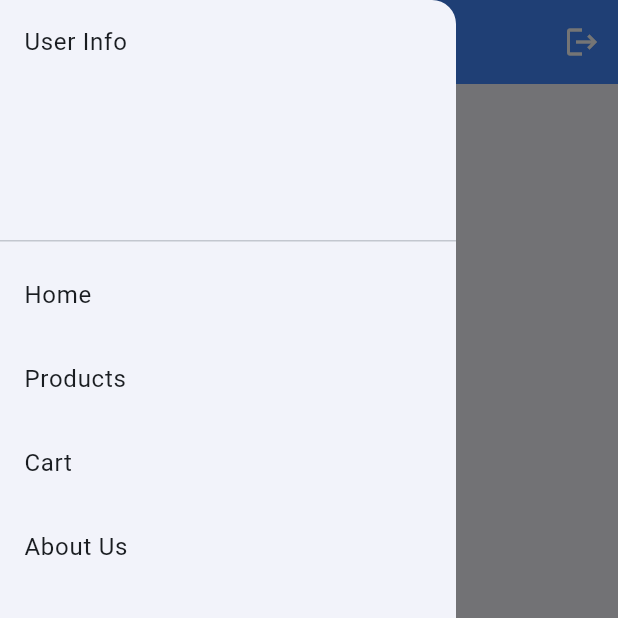
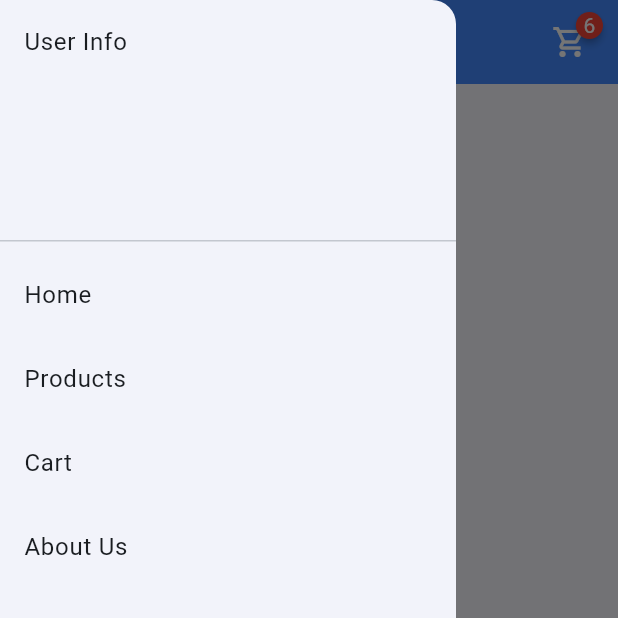
Before and after one commit to JohnWong1429/flutter_e_commerce_app, a Flutter app: the HomePage screen opened by its route, with the side drawer open, on a phone screen of 412 x 824 dp, the top half of it. Run offline on Flutter 3.47's test engine with Material 2 defaults, Android fonts, the phone set to English and light mode, and no system bars; drawn by our look-alikes of badges; our stand-ins replace flutter_keyboard_visibility.

Commit message:
Add cart icon to HomePage and add CartPage

```diff
--- a/lib/main.dart
+++ b/lib/main.dart
@@ -1,5 +1,6 @@
 import 'package:flutter/material.dart';
 import 'package:flutter_keyboard_visibility/flutter_keyboard_visibility.dart';
+import 'package:my_e_commerce_app/pages/cart_page.dart';
 import 'package:my_e_commerce_app/pages/home_page.dart';
 import 'package:my_e_commerce_app/pages/login_page.dart';
 
@@ -23,6 +24,7 @@ class MyApp extends StatelessWidget {
         routes: {
           HomePage.routeName: (_) => const HomePage(),
           LoginPage.routeName: (_) => const LoginPage(),
+          CartPage.routeName: (_) => const CartPage(),
         },
       ),
     );
--- a/lib/pages/home_page.dart
+++ b/lib/pages/home_page.dart
@@ -1,6 +1,7 @@
 import 'package:flutter/material.dart';
-import 'package:my_e_commerce_app/pages/login_page.dart';
+import 'package:my_e_commerce_app/pages/cart_page.dart';
 import 'package:my_e_commerce_app/widgets/sidebar.dart';
+import 'package:badges/badges.dart' as badges;
 
 class HomePage extends StatelessWidget {
   const HomePage({super.key});
@@ -23,14 +24,31 @@ class HomePage extends StatelessWidget {
         centerTitle: true,
         backgroundColor: Colors.blueAccent,
         actions: [
-          IconButton(
-            onPressed: () {
-              Navigator.of(context).pushNamed(LoginPage.routeName);
-            },
-            icon: const Icon(
-              Icons.logout,
+          Padding(
+            padding: const EdgeInsets.only(
+              right: 8,
             ),
-          ),
+            child: IconButton(
+                onPressed: () {
+                  Navigator.of(context).pushNamed(CartPage.routeName);
+                },
+                icon: badges.Badge(
+                  badgeContent: const Text(
+                    '6',
+                    style: TextStyle(
+                      color: Colors.white,
+                      fontSize:
+                          null, //two digits = fontsize 10, one digit = null
+                    ),
+                  ),
+                  position: badges.BadgePosition.topEnd(
+                    top: -14,
+                  ),
+                  child: const Icon(
+                    Icons.shopping_cart_outlined,
+                  ),
+                )),
+          )
         ],
       ),
       drawer: const SideBar(),
```
Also changed, not shown: lib/pages/cart_page.dart (added, +26 -0 lines).
